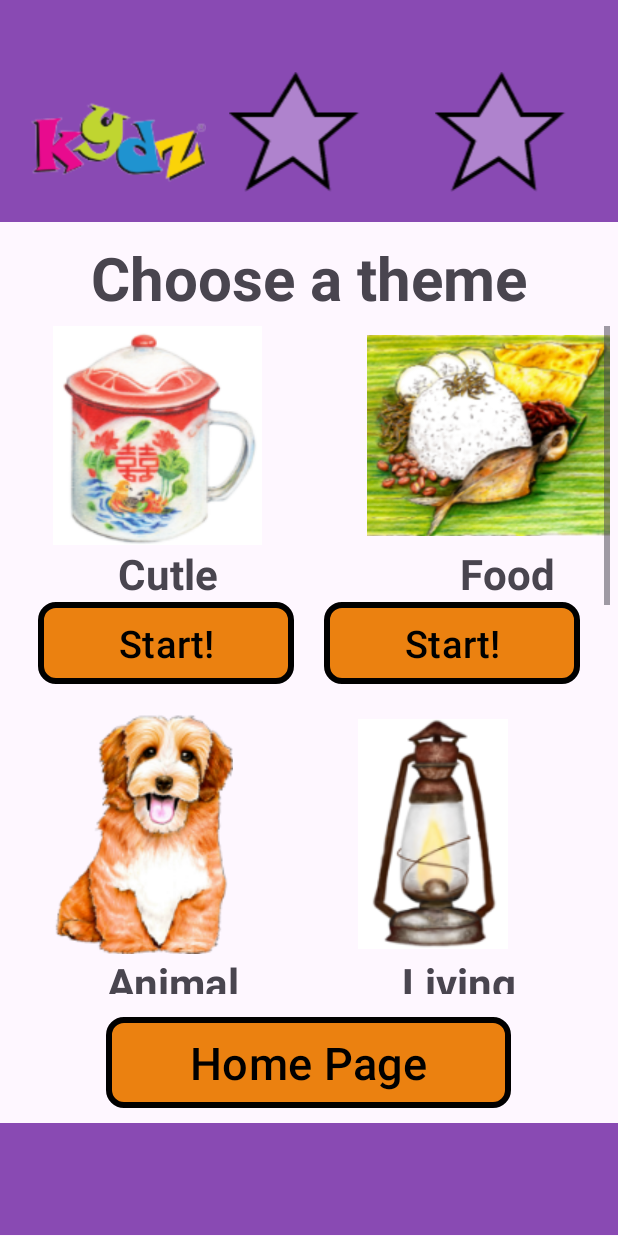
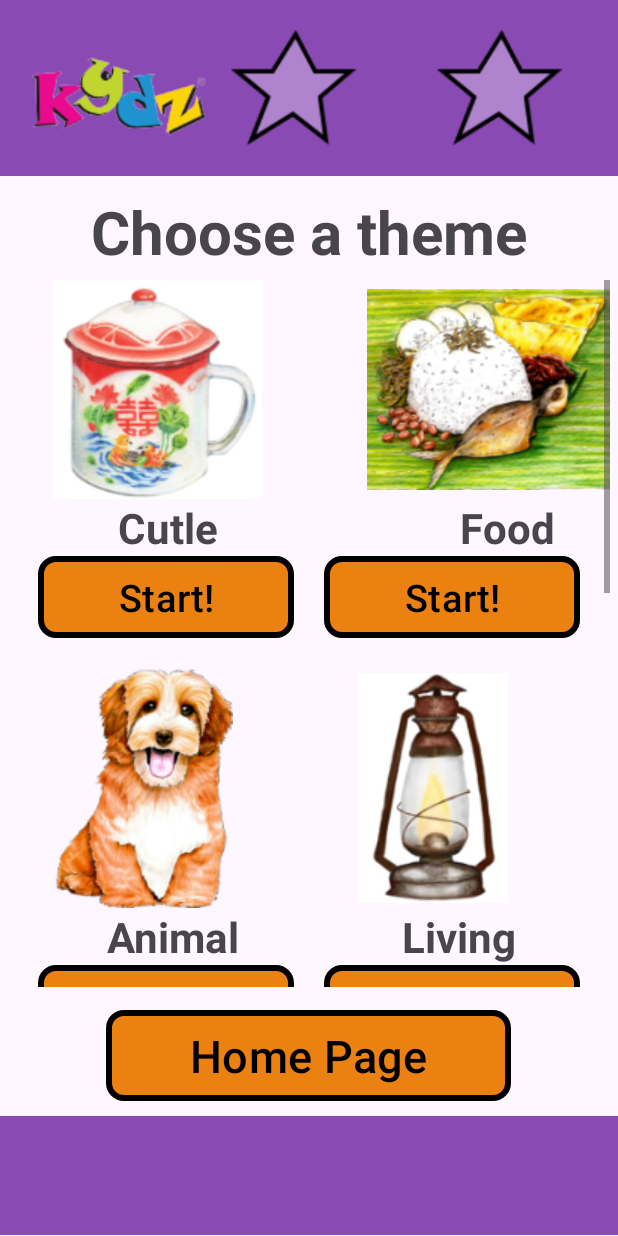
Before and after one commit to CheeChunWaiGabriel/NostalgiaMatchingFYP2024, an Android app: the NormalActivity screen opened directly, with no data from a screen before it, on a phone screen of 412 x 824 dp. Run offline under Robolectric (Android 15) with nearby library versions, the phone set to English and light mode, and no system bars.

Commit message:
Unified all headers for puzzle selection screen

```diff
--- a/app/src/main/res/layout/activity_puzzle_expert.xml
+++ b/app/src/main/res/layout/activity_puzzle_expert.xml
@@ -8,7 +8,7 @@
     <LinearLayout
         android:layout_width="match_parent"
         android:layout_height="0dp"
-        android:layout_weight="0.35"
+        android:layout_weight="0.9"
         android:background="@color/bgPurple"
         android:orientation="horizontal">
 
--- a/app/src/main/res/layout/activity_puzzle_normal.xml
+++ b/app/src/main/res/layout/activity_puzzle_normal.xml
@@ -8,7 +8,7 @@
     <LinearLayout
         android:layout_width="match_parent"
         android:layout_height="0dp"
-        android:layout_weight="0.2"
+        android:layout_weight="0.15"
         android:background="@color/bgPurple"
         android:orientation="horizontal">
 
```
